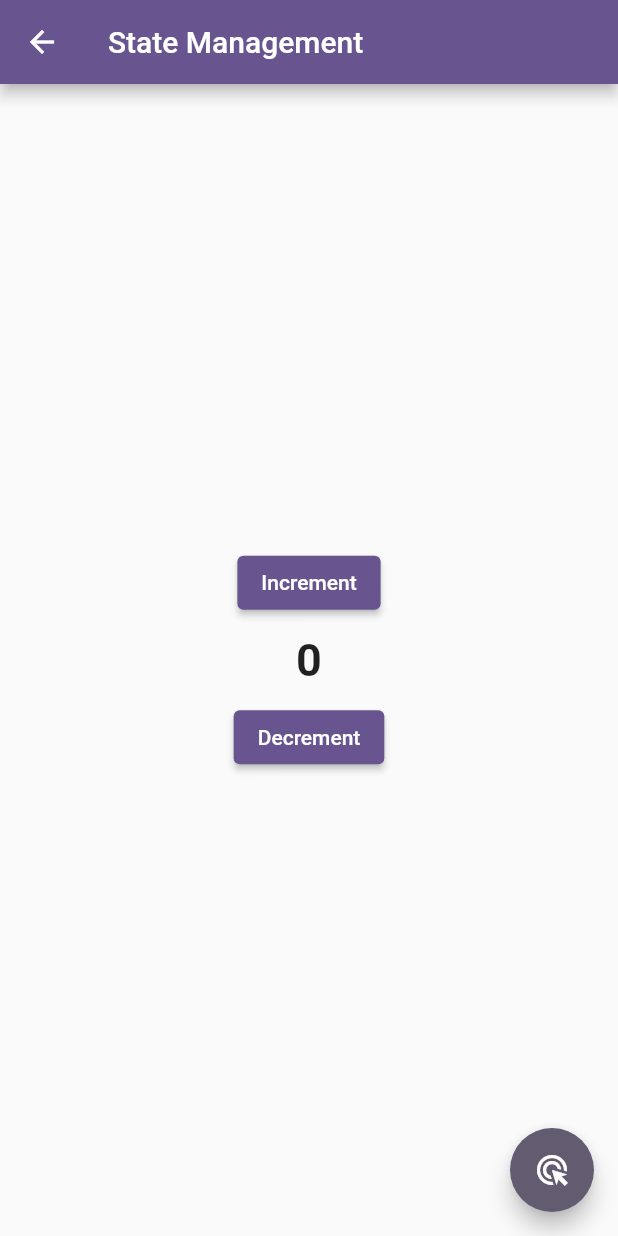
After one commit to AqibKhan61/GetX, a Flutter app: the Screen4 screen opened directly, on a phone screen of 412 x 824 dp. The commit adds this screen. Run offline on Flutter 3.47's test engine with Material 2 defaults, Android fonts, the phone set to English and light mode, and no system bars; our stand-ins replace get.

Commit message:
Practiced on routes with Getx and started the state management

```diff
--- a/lib/main.dart
+++ b/lib/main.dart
@@ -16,7 +16,7 @@ class MyApp extends StatelessWidget {
       title: 'Flutter Demo',
       theme: ThemeData(
         colorScheme: ColorScheme.fromSeed(seedColor: Colors.deepPurple),
-        useMaterial3: true,
+        // useMaterial3: true,
       ),
       home: const HomeScreen(),
     );
--- /dev/null
+++ b/lib/screen4.dart
@@ -0,0 +1,42 @@
+import 'package:get/get.dart';
+import 'package:flutter/material.dart';
+
+
+class Screen4 extends StatelessWidget {
+ Screen4({super.key});
+ final count = 0.obs;
+
+void increment() => count.value++;
+void decrement() => count.value--;
+  @override
+  Widget build(BuildContext context) {
+    return Scaffold(
+      appBar: AppBar(
+        title: const Text('State Management'),
+      ),
+      body: Column(
+        mainAxisAlignment: MainAxisAlignment.center,
+        children: [
+          ElevatedButton(onPressed: (){
+            increment();
+          }, child: const Text('Increment'),),
+          const SizedBox(height: 10),
+          Center(
+            child: Obx(
+              () => Text(count.value.toString(),style: const TextStyle(fontSize: 30,fontWeight: FontWeight.bold),),
+            )
+          ),
+          const SizedBox(height: 10),
+          ElevatedButton(onPressed: (){
+            decrement();
+          }, child: const Text('Decrement'))
+        ],
+      ),
+      floatingActionButton: FloatingActionButton(
+        onPressed: increment,
+        child: const Icon(Icons.ads_click),
+        ),
+
+    );
+  }
+}
--- a/pubspec.yaml
+++ b/pubspec.yaml
@@ -60,8 +60,8 @@ flutter:
   uses-material-design: true
 
   # To add assets to your application, add an assets section, like this:
-  # assets:
-  #   - images/a_dot_burr.jpeg
+  assets:
+    - assets/
   #   - images/a_dot_ham.jpeg
 
   # An image asset can refer to one or more resolution-specific "variants", see
```
Also changed, not shown: lib/home.dart (+100 -12 lines), lib/screen2.dart (added, +29 -0 lines), lib/screen3.dart (added, +38 -0 lines), assets/image.jpeg (added), pubspec.lock.
